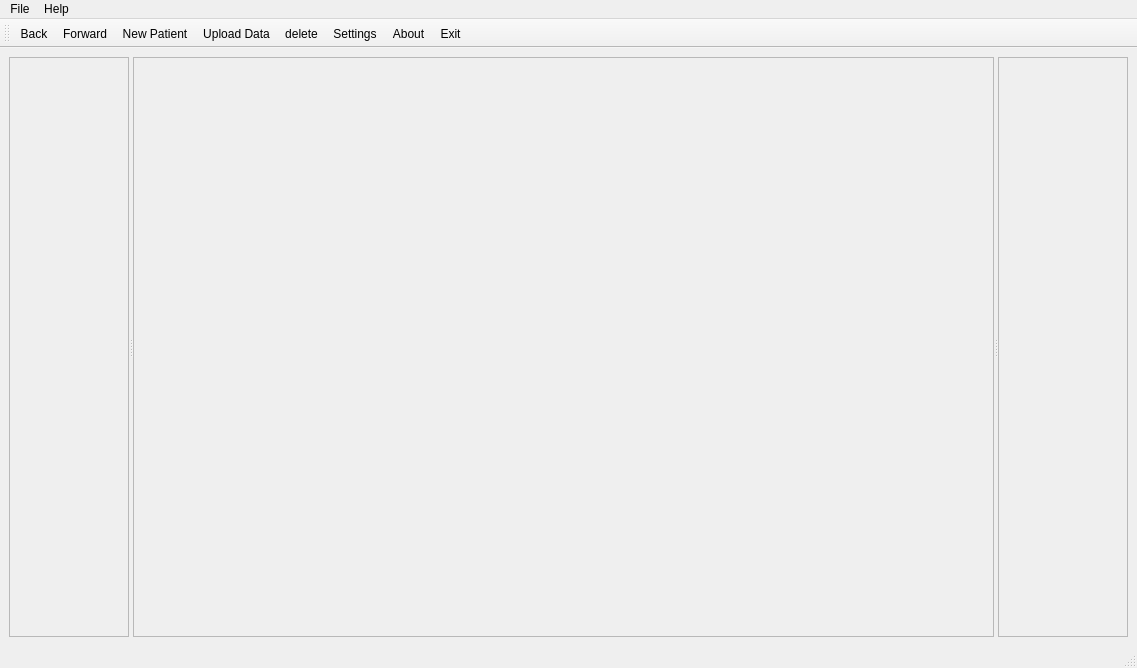
Above: ui/mainwindow.ui from creativepsyco/panex-client before the change. Below: the same form after it.
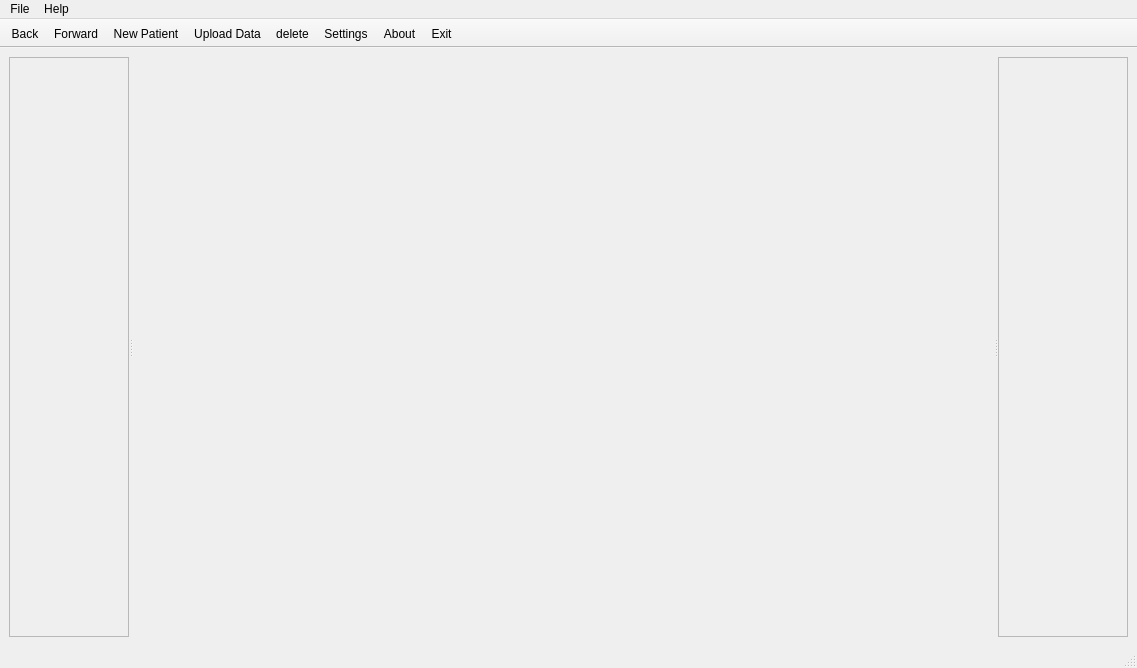
That is the form after the change. Icons and pictures are not drawn.

The edit to the form file:
```diff
--- a/ui/mainwindow.ui
+++ b/ui/mainwindow.ui
@@ -54,10 +54,10 @@
         </sizepolicy>
        </property>
        <property name="frameShape">
-        <enum>QFrame::StyledPanel</enum>
+        <enum>QFrame::NoFrame</enum>
        </property>
        <property name="frameShadow">
-        <enum>QFrame::Raised</enum>
+        <enum>QFrame::Plain</enum>
        </property>
       </widget>
       <widget class="QFrame" name="frame_3">
@@ -115,6 +115,12 @@
    <property name="windowTitle">
     <string>toolBar</string>
    </property>
+   <property name="movable">
+    <bool>false</bool>
+   </property>
+   <property name="toolButtonStyle">
+    <enum>Qt::ToolButtonTextUnderIcon</enum>
+   </property>
    <attribute name="toolBarArea">
     <enum>TopToolBarArea</enum>
    </attribute>
```
